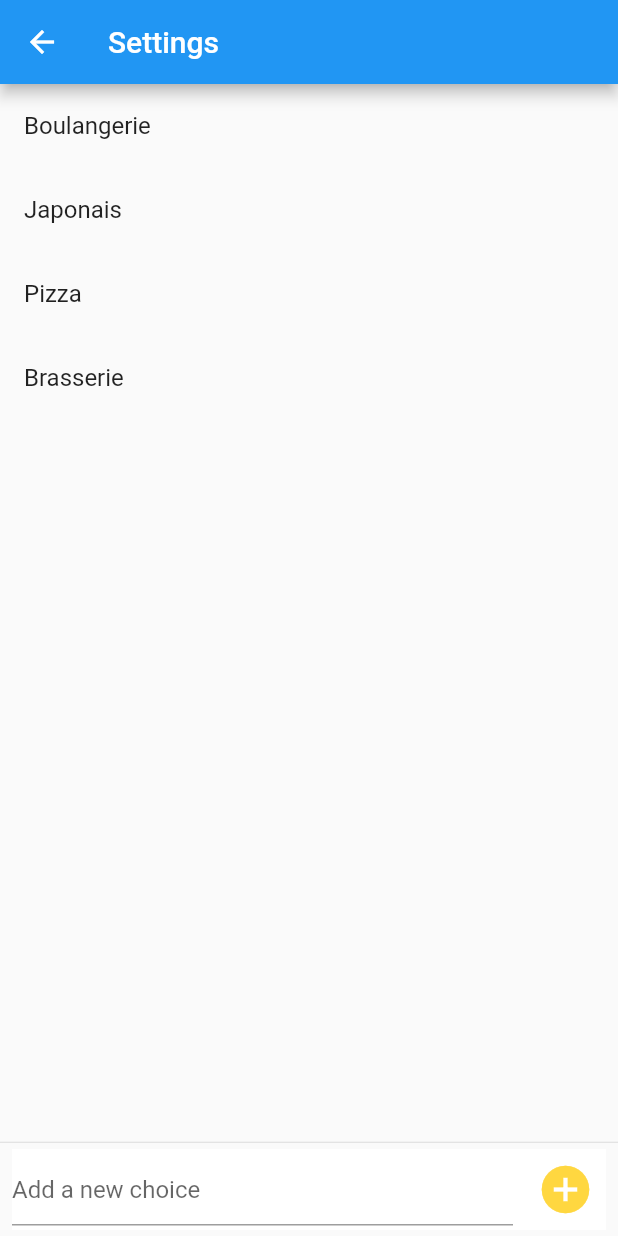
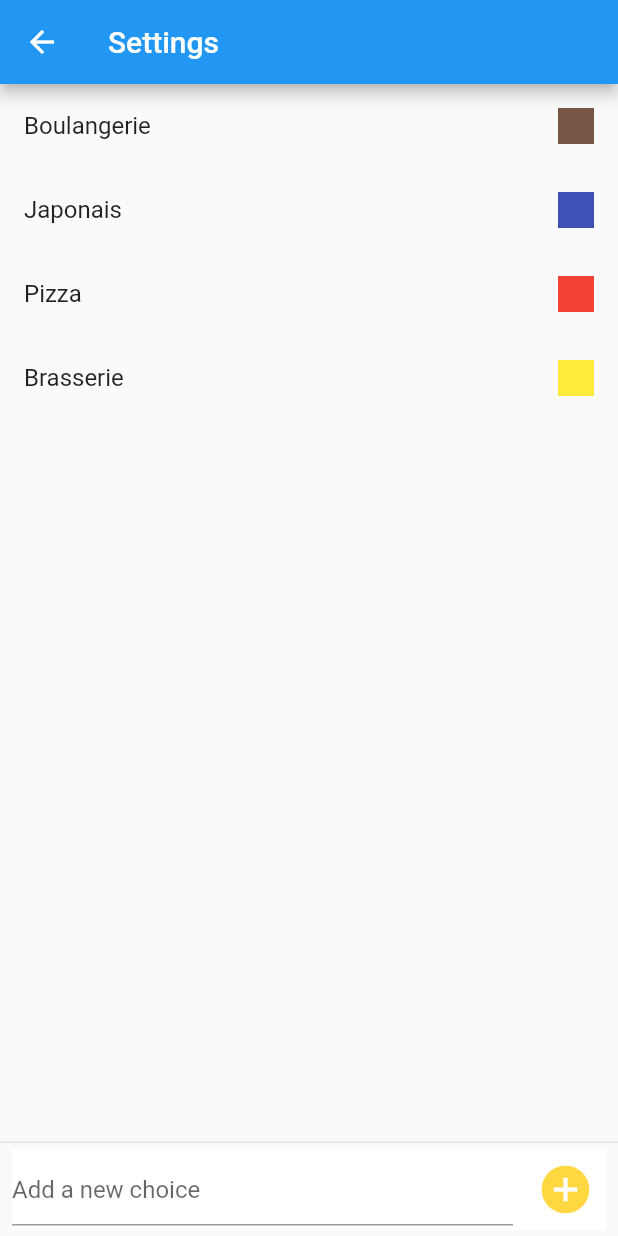
Before and after one commit to nicopico-dev/wheel-of-choice, a Flutter app: the screen it shows after launch, after a tap on the "edit" icon, on a phone screen of 412 x 824 dp. Run offline on Flutter 3.47's test engine with Material 2 defaults, Android fonts, the phone set to English and light mode, and no system bars.

Commit message:
Settings: add color swatch

```diff
--- /dev/null
+++ b/lib/choice_color_swatch.dart
@@ -0,0 +1,30 @@
+import 'package:flutter/material.dart';
+
+class ChoiceColorSwatch extends StatelessWidget {
+  final Color color;
+
+  const ChoiceColorSwatch({Key key, @required this.color}) : super(key: key);
+
+  @override
+  Widget build(BuildContext context) {
+    return CustomPaint(
+      size: Size(24.0, 24.0),
+      painter: _SquarePainter(this.color),
+    );
+  }
+}
+
+class _SquarePainter extends CustomPainter {
+  final Color _color;
+
+  _SquarePainter(this._color);
+
+  @override
+  void paint(Canvas canvas, Size size) {
+    canvas.drawRect(Rect.fromLTWH(0.0, 0.0, size.width, size.height),
+        Paint()..color = this._color);
+  }
+
+  @override
+  bool shouldRepaint(CustomPainter oldDelegate) => false;
+}
--- a/lib/settings.dart
+++ b/lib/settings.dart
@@ -1,4 +1,5 @@
 import 'package:flutter/material.dart';
+import 'package:wheel_of_choice/choice_color_swatch.dart';
 import 'package:wheel_of_choice/data.dart';
 
 class Settings extends StatefulWidget {
@@ -41,23 +42,22 @@ class _SettingsState extends State<Settings> {
     );
   }
 
-  Widget _buildListItem(BuildContext context, Choice choice, {Function(BuildContext, Choice) onDismissed}) {
+  Widget _buildListItem(BuildContext context, Choice choice,
+      {Function(BuildContext, Choice) onDismissed}) {
     var removingText = Text(
       "Supprimer",
       style: TextStyle(fontWeight: FontWeight.bold, color: Colors.white),
     );
     return Dismissible(
       key: Key(choice.name),
-      child: ListTile(title: Text(choice.name)),
+      child: ListTile(
+          title: Text(choice.name),
+          trailing: ChoiceColorSwatch(color: choice.color)),
       background: new Container(
         color: Colors.red,
         padding: EdgeInsets.symmetric(horizontal: 8.0),
         child: Row(
-          children: <Widget>[
-            removingText,
-            Spacer(),
-            removingText
-          ],
+          children: <Widget>[removingText, Spacer(), removingText],
         ),
       ),
       onDismissed: (_) => onDismissed(context, choice),
```
